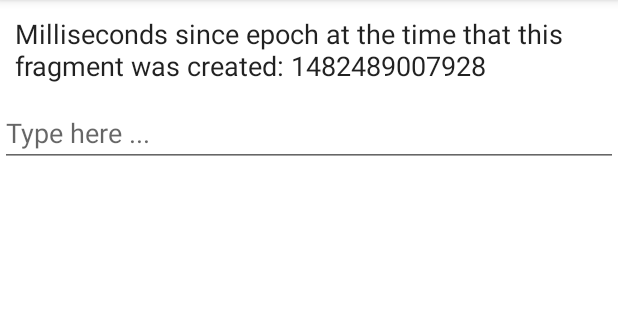
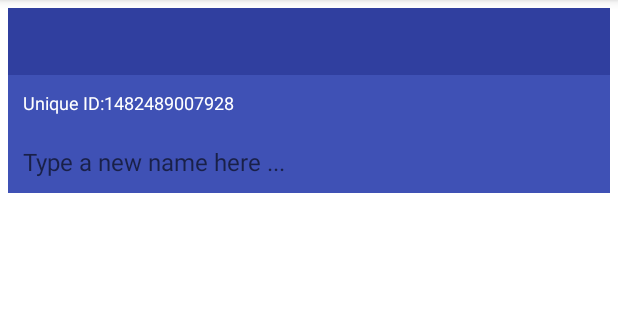
Before and after one commit to unblinking/fragmentBoss, an Android app: the screen it shows after launch (MainActivity), after a tap on "ADD", on a phone screen of 412 x 824 dp, the part 84-404 px from its top. Run offline under Robolectric (Android 15) with nearby library versions, the phone set to English and light mode, and no system bars.

Commit message:
Improving the example app a little bit.
New method in the library, tagReplacer, to replace a fragment's tag.

```diff
--- a/app/src/main/java/com/nothingworksright/fragmentbossy/activities/MainActivity.java
+++ b/app/src/main/java/com/nothingworksright/fragmentbossy/activities/MainActivity.java
@@ -33,17 +33,29 @@ public class MainActivity extends AppCompatActivity {
     public boolean onOptionsItemSelected(MenuItem item) {
         switch (item.getItemId()) {
             case R.id.action_add:
+                return addAnotherFragment();
+            case R.id.action_list:
+                return listFragmentsToResurface();
+            default:
+                // If we got here, the user's action was not recognized.
+                // Invoke the superclass to handle it.
+                return super.onOptionsItemSelected(item);
+        }
+    }
+
+    public boolean addAnotherFragment() {
+
         // Add another fragment.
 
         String tagName = "tagName";
         int containerViewId = R.id.mainContainer;
-                long currentMillis = System.currentTimeMillis();
-                final String tagCombo = FragmentBoss.tagJoiner(tagName, containerViewId, currentMillis);
+        long uniqueId = System.currentTimeMillis();
+        final String tagCombo = FragmentBoss.tagJoiner(tagName, containerViewId, uniqueId);
 
-                MainFragment fragment = MainFragment.newInstance(currentMillis);
+        MainFragment fragment = MainFragment.newInstance(uniqueId);
 
         Bundle bundle = new Bundle();
-                bundle.putLong("currentMillis", currentMillis);
+        bundle.putLong("uniqueId", uniqueId);
         fragment.setArguments(bundle);
 
         FragmentBoss.replaceFragmentInContainer(
@@ -55,28 +67,48 @@ public class MainActivity extends AppCompatActivity {
 
         return true;
 
-            case R.id.action_list:
-                // List available fragments.
+    }
 
-                List<String> list = new ArrayList<>();
+    public boolean listFragmentsToResurface() {
+
+        // Prepare a list of fragment tagCombo Strings.
+        List<String> fragmentTagcomboList = new ArrayList<>();
         FragmentManager fm = getSupportFragmentManager();
         if (fm != null) {
             int backStackEntryCount = fm.getBackStackEntryCount();
             for (int entry = 0; entry < backStackEntryCount; entry++) {
-                        String fragmentTag = fm.getBackStackEntryAt(entry).getName();
-                        list.add(fragmentTag);
+                String tagCombo = fm.getBackStackEntryAt(entry).getName();
+                fragmentTagcomboList.add(tagCombo);
             }
         }
-                final CharSequence[] charSequenceItems = list.toArray(new CharSequence[list.size()]);
+        final CharSequence[] charSeqTagCombos;
+        charSeqTagCombos = fragmentTagcomboList.toArray(
+                new CharSequence[fragmentTagcomboList.size()]
+        );
+
+        // Just the names from the tagCombo values.
+        List<String> fragmentTagnameList = new ArrayList<>();
+        for (String tagCombo : fragmentTagcomboList) {
+            String tagName = FragmentBoss.tagSplitter(tagCombo)[0];
+            fragmentTagnameList.add(tagName);
+        }
+        final CharSequence[] charSeqTagNames;
+        charSeqTagNames = fragmentTagnameList.toArray(
+                new CharSequence[fragmentTagnameList.size()]
+        );
+
+        // Use the list as items in an AlertDialog
         AlertDialog.Builder builder = new AlertDialog.Builder(this);
-                builder.setTitle("Open Fragments (name, containerViewId, and millis)");
-                // builder.setMessage("message");
-                builder.setItems(charSequenceItems, new DialogInterface.OnClickListener() {
+        builder.setTitle("Resurface a fragment");
+        // Just show the names for the user to click on.
+        builder.setItems(charSeqTagNames, new DialogInterface.OnClickListener() {
             public void onClick(DialogInterface dialog, int item) {
                 // Resurface the fragment.
 
-                        String tagCombo = charSequenceItems[item].toString();
+                // Use the tagName item index position to get the corresponding tagCombo
+                String tagCombo = charSeqTagCombos[item].toString();
 
+                // Resurface the fragment (bring the fragment to the top)
                 FragmentBoss.resurfaceFragmentInBackStack(
                         getSupportFragmentManager(),
                         tagCombo
@@ -89,12 +121,6 @@ public class MainActivity extends AppCompatActivity {
 
         return true;
 
-            default:
-                // If we got here, the user's action was not recognized.
-                // Invoke the superclass to handle it.
-                return super.onOptionsItemSelected(item);
-
-        }
     }
 
 }
--- a/app/src/main/java/com/nothingworksright/fragmentbossy/fragments/MainFragment.java
+++ b/app/src/main/java/com/nothingworksright/fragmentbossy/fragments/MainFragment.java
@@ -2,13 +2,16 @@ package com.nothingworksright.fragmentbossy.fragments;
 
 import android.os.Bundle;
 import android.support.v4.app.Fragment;
+import android.text.Editable;
+import android.text.TextWatcher;
 import android.view.LayoutInflater;
 import android.view.View;
 import android.view.ViewGroup;
+import android.widget.EditText;
 import android.widget.TextView;
 
+import com.nothingworksright.fragmentboss.FragmentBoss;
 import com.nothingworksright.fragmentbossy.R;
-import com.nothingworksright.fragmentbossy.activities.MainActivity;
 
 /**
  * A simple {@link Fragment} subclass.
@@ -16,8 +19,11 @@ import com.nothingworksright.fragmentbossy.activities.MainActivity;
 public class MainFragment extends Fragment implements View.OnClickListener {
 
     View view;
-    MainActivity mainActivity;
-    long currentMillis;
+    long uniqueId;
+    String uniqueIdString;
+    TextView textViewTitle;
+    TextView textViewMillis;
+    EditText editTextName;
 
     public MainFragment() {
         // Required empty public constructor
@@ -28,14 +34,17 @@ public class MainFragment extends Fragment implements View.OnClickListener {
 
         // Inflate the layout for this fragment
         view = inflater.inflate(R.layout.fragment_main, container, false);
-        TextView textView = (TextView) view.findViewById(R.id.textView);
-
-        mainActivity = (MainActivity) getActivity();
+        textViewTitle = (TextView) view.findViewById(R.id.textViewTitle);
+        textViewMillis = (TextView) view.findViewById(R.id.textViewMillis);
+        editTextName = (EditText) view.findViewById(R.id.editTextName);
 
         getFragmentArguments();
 
-        String textMillis = Long.toString(currentMillis);
-        textView.setText("Milliseconds since epoch at the time that this fragment was created: " + textMillis);
+        String millisFullText = getString(R.string.unique_id) + Long.toString(uniqueId);
+        textViewMillis.setText(millisFullText);
+
+        editTextName.setHint(getString(R.string.type_a_new_name));
+        editTextName.addTextChangedListener(textWatcher);
 
         return view;
 
@@ -46,19 +55,35 @@ public class MainFragment extends Fragment implements View.OnClickListener {
         // Do nothing.
     }
 
-    public static MainFragment newInstance(long currentMillis){
+    public static MainFragment newInstance(long uniqueId){
         MainFragment fragment = new MainFragment();
-        Bundle bundle = new Bundle();
-        bundle.putLong("currentMillis", currentMillis);
-        fragment.setArguments(bundle);
+        /*Bundle bundle = new Bundle();
+        bundle.putLong("uniqueId", uniqueId);
+        fragment.setArguments(bundle);*/
         return fragment;
     }
 
     public void getFragmentArguments() {
         Bundle args = getArguments();
-        if (args != null && args.containsKey("currentMillis")){
-            currentMillis = args.getLong("currentMillis", 0);
+        if (args != null && args.containsKey("uniqueId")){
+            uniqueId = args.getLong("uniqueId", 0);
+            uniqueIdString = Long.toString(uniqueId);
         }
     }
 
+    private final TextWatcher textWatcher = new TextWatcher() {
+        @Override
+        public void beforeTextChanged(CharSequence charSequence, int i, int i1, int i2) {
+        }
+        @Override
+        public void onTextChanged(CharSequence charSequence, int i, int i1, int i2) {
+        }
+        @Override
+        public void afterTextChanged(Editable editable) {
+            String newTagName = editTextName.getText().toString();
+            textViewTitle.setText(newTagName);
+            FragmentBoss.tag
+        }
+    };
+
 }
--- a/app/src/main/res/layout/fragment_main.xml
+++ b/app/src/main/res/layout/fragment_main.xml
@@ -6,22 +6,37 @@
     android:layout_width="match_parent"
     android:layout_height="match_parent"
     android:background="@android:color/background_light"
+    android:padding="5dp"
     >
 
     <android.support.v7.widget.AppCompatTextView
         android:layout_width="match_parent"
         android:layout_height="wrap_content"
-        android:id="@+id/textView"
+        android:id="@+id/textViewTitle"
         android:padding="10dp"
-        android:textAppearance="@style/TextAppearance.AppCompat.Body1"
         android:textSize="18sp"
+        android:background="@color/colorPrimaryDark"
+        android:textColor="@android:color/holo_orange_light"
+        />
+
+    <android.support.v7.widget.AppCompatTextView
+        android:layout_width="match_parent"
+        android:layout_height="wrap_content"
+        android:id="@+id/textViewMillis"
+        android:padding="10dp"
+        android:textSize="12sp"
+        android:background="@color/colorPrimary"
+        android:textColor="@android:color/white"
         />
 
     <android.support.v7.widget.AppCompatEditText
         android:layout_width="match_parent"
         android:layout_height="wrap_content"
-        android:id="@+id/editText"
-        android:hint="Type here ..."
+        android:id="@+id/editTextName"
+        android:padding="10dp"
+        android:textSize="16sp"
+        android:background="@color/colorPrimary"
+        android:textColor="@android:color/white"
         />
 
 </LinearLayout>
--- a/app/src/main/res/values/colors.xml
+++ b/app/src/main/res/values/colors.xml
@@ -1,6 +1,6 @@
 <?xml version="1.0" encoding="utf-8"?>
 <resources>
-    <color name="colorPrimary">#3F51B5</color>
-    <color name="colorPrimaryDark">#303F9F</color>
-    <color name="colorAccent">#FF4081</color>
+    <color name="colorPrimary">#3f51b5</color>
+    <color name="colorPrimaryDark">#303f9f</color>
+    <color name="colorAccent">#ff4081</color>
 </resources>
--- a/app/src/main/res/values/strings.xml
+++ b/app/src/main/res/values/strings.xml
@@ -4,5 +4,7 @@
     <string name="title_activity_main">MainActivity</string>
     <string name="action_add">Add</string>
     <string name="action_list">List</string>
+    <string name="unique_id">Unique ID: </string>
+    <string name="type_a_new_name">Type a new name here ...</string>
 
 </resources>
```
Also changed, not shown: fragmentboss/src/main/java/com/nothingworksright/fragmentboss/FragmentBoss.java (+77 -0 lines). Lines whose indentation alone changed are shown as unchanged.
